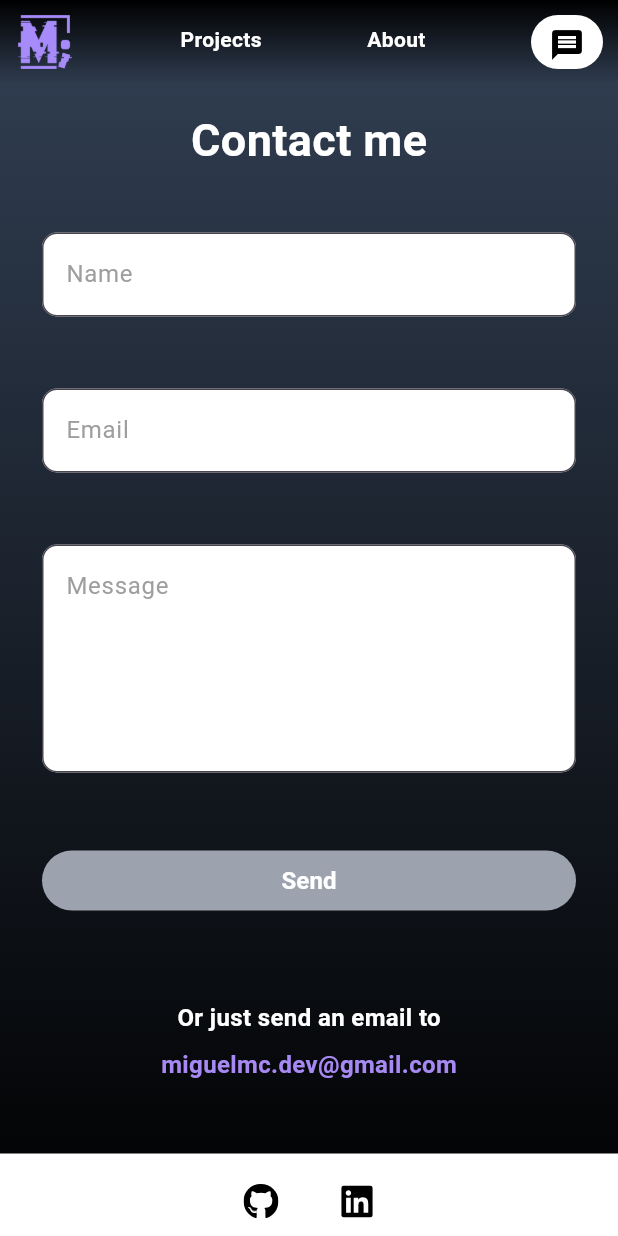
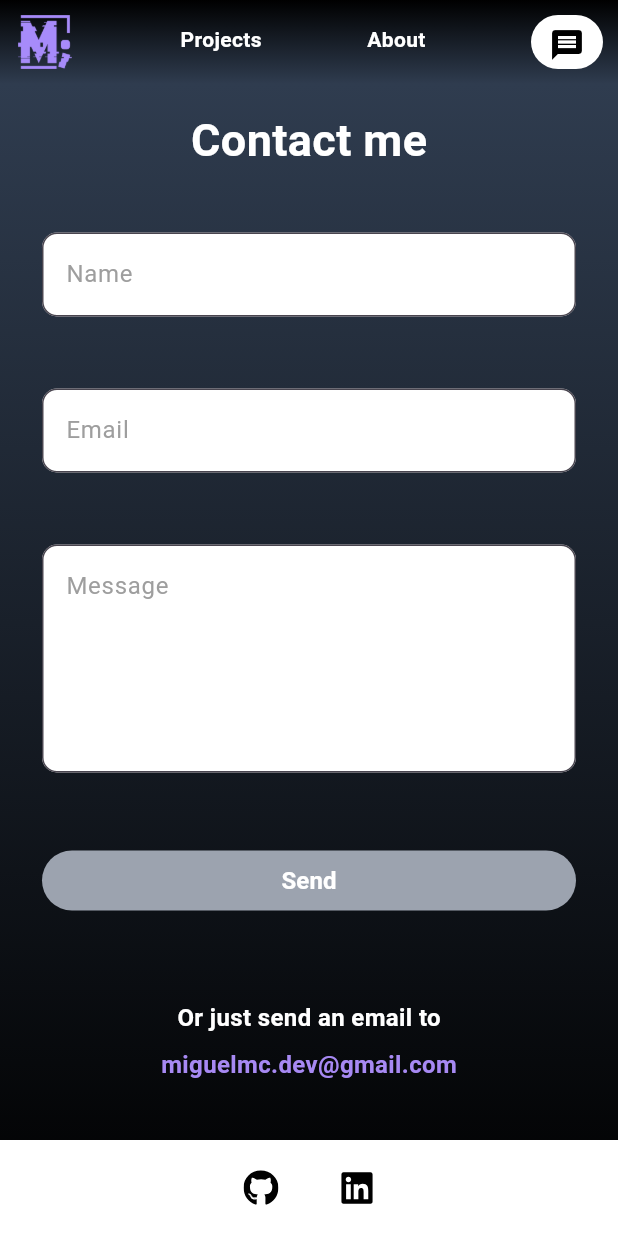
Before and after one commit to MickHerbivore/replica-portfolio-flutter, a Flutter app: the ContactScreen screen opened by its route, on a phone screen of 412 x 824 dp. Run offline on Flutter 3.47's test engine with Material 3 defaults, Android fonts, the phone set to English and light mode, and no system bars; our stand-ins replace dotted_border, flutter_svg.

Commit message:
feat: contact, fotter at the end

```diff
--- a/lib/screens/contact_screen.dart
+++ b/lib/screens/contact_screen.dart
@@ -14,6 +14,7 @@
         flexibleSpace: const AppBarMenu(),
       ),
       body: Container(
+        height: screenSize.height,
         decoration: const BoxDecoration(
           gradient: LinearGradient(
             colors: [Color.fromRGBO(47, 60, 79, 1), Colors.black],
@@ -21,12 +22,12 @@
             end: Alignment.bottomCenter,
           ),
         ),
-        child: SizedBox(
-          height:screenSize.height,
-          width: screenSize.width,
+        child: Column(
+          children: [
+            Expanded(
               child: SingleChildScrollView(
                 child: Column(
-              mainAxisAlignment: MainAxisAlignment.center,
+                  mainAxisAlignment: MainAxisAlignment.spaceBetween,
                   children: [
 
                     Padding(
@@ -46,7 +47,6 @@
                           ),
 
                           const ContactForm(),
-
 
                           Padding(
                             padding: const EdgeInsets.symmetric(vertical: 32.0),
@@ -86,10 +86,12 @@
                     ),
 
 
-                const Footer()
                   ]
                 )
               ),
+            ),
+            const Footer()
+          ],
         ),
       )
     );
```
Lines whose indentation alone changed are shown as unchanged.
